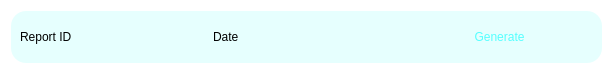
The window that WardenFort/reportswidget.ui (oncelerr/WardenFort) describes before a commit, drawn with Qt 5.
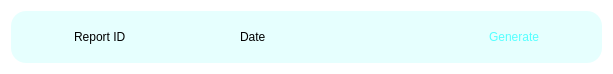
The same window after the commit.

What changed in the file:
```diff
--- a/WardenFort/reportswidget.ui
+++ b/WardenFort/reportswidget.ui
@@ -29,10 +29,23 @@
      <property name="frameShadow">
       <enum>QFrame::Raised</enum>
      </property>
-     <layout class="QHBoxLayout" name="horizontalLayout_2" stretch="0,0,0">
+     <layout class="QHBoxLayout" name="horizontalLayout_2" stretch="0,0,0,0,0,0,0,0,0,0,0">
       <property name="sizeConstraint">
        <enum>QLayout::SetNoConstraint</enum>
       </property>
+      <item>
+       <spacer name="horizontalSpacer">
+        <property name="orientation">
+         <enum>Qt::Horizontal</enum>
+        </property>
+        <property name="sizeHint" stdset="0">
+         <size>
+          <width>10</width>
+          <height>20</height>
+         </size>
+        </property>
+       </spacer>
+      </item>
       <item>
        <widget class="QLabel" name="idLabel">
         <property name="styleSheet">
@@ -43,6 +56,32 @@
         </property>
        </widget>
       </item>
+      <item>
+       <spacer name="horizontalSpacer_7">
+        <property name="orientation">
+         <enum>Qt::Horizontal</enum>
+        </property>
+        <property name="sizeHint" stdset="0">
+         <size>
+          <width>40</width>
+          <height>20</height>
+         </size>
+        </property>
+       </spacer>
+      </item>
+      <item>
+       <spacer name="horizontalSpacer_3">
+        <property name="orientation">
+         <enum>Qt::Horizontal</enum>
+        </property>
+        <property name="sizeHint" stdset="0">
+         <size>
+          <width>40</width>
+          <height>20</height>
+         </size>
+        </property>
+       </spacer>
+      </item>
       <item>
        <widget class="QLabel" name="dateLabel">
         <property name="styleSheet">
@@ -53,6 +92,58 @@
         </property>
        </widget>
       </item>
+      <item>
+       <spacer name="horizontalSpacer_5">
+        <property name="orientation">
+         <enum>Qt::Horizontal</enum>
+        </property>
+        <property name="sizeHint" stdset="0">
+         <size>
+          <width>40</width>
+          <height>20</height>
+         </size>
+        </property>
+       </spacer>
+      </item>
+      <item>
+       <spacer name="horizontalSpacer_8">
+        <property name="orientation">
+         <enum>Qt::Horizontal</enum>
+        </property>
+        <property name="sizeHint" stdset="0">
+         <size>
+          <width>40</width>
+          <height>20</height>
+         </size>
+        </property>
+       </spacer>
+      </item>
+      <item>
+       <spacer name="horizontalSpacer_6">
+        <property name="orientation">
+         <enum>Qt::Horizontal</enum>
+        </property>
+        <property name="sizeHint" stdset="0">
+         <size>
+          <width>40</width>
+          <height>20</height>
+         </size>
+        </property>
+       </spacer>
+      </item>
+      <item>
+       <spacer name="horizontalSpacer_4">
+        <property name="orientation">
+         <enum>Qt::Horizontal</enum>
+        </property>
+        <property name="sizeHint" stdset="0">
+         <size>
+          <width>40</width>
+          <height>20</height>
+         </size>
+        </property>
+       </spacer>
+      </item>
       <item>
        <widget class="QPushButton" name="pushButton">
         <property name="minimumSize">
@@ -75,6 +166,19 @@
         </property>
        </widget>
       </item>
+      <item>
+       <spacer name="horizontalSpacer_2">
+        <property name="orientation">
+         <enum>Qt::Horizontal</enum>
+        </property>
+        <property name="sizeHint" stdset="0">
+         <size>
+          <width>40</width>
+          <height>20</height>
+         </size>
+        </property>
+       </spacer>
+      </item>
      </layout>
     </widget>
    </item>
```
